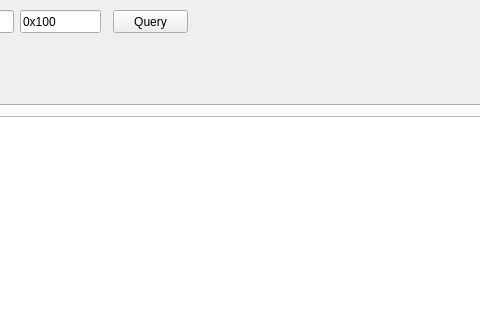
This is Medusa/KernelMemory.ui in DragonQuestHero/Medusa as Qt 5 draws it before an edit; both pictures show x 237 to 717 and y 0 to 320 of the 1125 by 934 pixel window. The edited form follows.
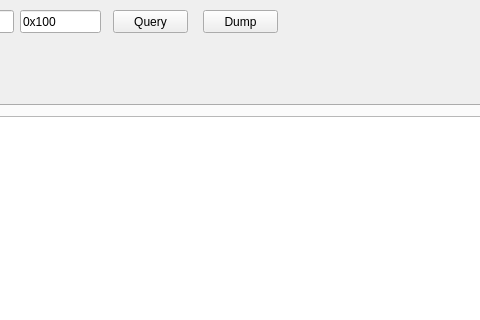
This is the edited form.

The edit to the form file:
```diff
--- a/Medusa/KernelMemory.ui
+++ b/Medusa/KernelMemory.ui
@@ -147,6 +147,19 @@
     <string>0x100</string>
    </property>
   </widget>
+  <widget class="QPushButton" name="pushButton_2">
+   <property name="geometry">
+    <rect>
+     <x>440</x>
+     <y>10</y>
+     <width>75</width>
+     <height>23</height>
+    </rect>
+   </property>
+   <property name="text">
+    <string>Dump</string>
+   </property>
+  </widget>
  </widget>
  <resources/>
  <connections/>
```
